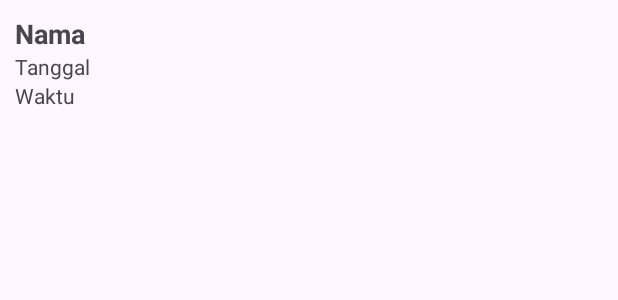
After one commit to zendhoputra/absensi, an Android app: the layout item_riwayat.xml on its own in the app's theme, with its tools: preview values and no code run, on a phone screen of 412 x 824 dp. The commit adds this screen. Shown: the top 300 px of the screen. Run offline under Robolectric (Android 15) with nearby library versions, the phone set to English and light mode, and no system bars; network calls fail.

Commit message:
Fungsi Riwayat

```diff
--- a/app/build.gradle.kts
+++ b/app/build.gradle.kts
@@ -75,4 +75,7 @@ dependencies {
     androidTestImplementation(libs.ui.test.junit4)
     debugImplementation(libs.ui.tooling)
     debugImplementation(libs.ui.test.manifest)
+
+    implementation (libs.volley)
+
 }
--- a/app/src/main/java/com/example/absensi/PresensiActivity.java
+++ b/app/src/main/java/com/example/absensi/PresensiActivity.java
@@ -226,7 +226,7 @@ public class PresensiActivity extends AppCompatActivity {
                 );
 
                 Request request = new Request.Builder()
-                        .url("https://script.google.com/macros/s/AKfycbx4hkHI8m3ftWTofmc0wJoSid90zi01Oh1ehTg3suevl0g9bv8kA7sn_FVYJLkhZCeW6A/exec")
+                        .url("https://script.google.com/macros/s/AKfycbzBQJ2oiPKR6G-G1WhY5isnvb9D_bAtqpza9rApjSXiW3sRcd0wt8ran46u2WaEEZp4rg/exec")
                         .post(body)
                         .build();
 
--- /dev/null
+++ b/app/src/main/res/layout/item_riwayat.xml
@@ -0,0 +1,28 @@
+<?xml version="1.0" encoding="utf-8"?>
+<LinearLayout
+    xmlns:android="http://schemas.android.com/apk/res/android"
+    android:layout_width="match_parent"
+    android:layout_height="wrap_content"
+    android:orientation="vertical"
+    android:padding="10dp">
+
+    <TextView
+        android:id="@+id/txtNama"
+        android:layout_width="wrap_content"
+        android:layout_height="wrap_content"
+        android:text="Nama"
+        android:textSize="18sp"
+        android:textStyle="bold"/>
+
+    <TextView
+        android:id="@+id/txtTanggal"
+        android:layout_width="wrap_content"
+        android:layout_height="wrap_content"
+        android:text="Tanggal" />
+
+    <TextView
+        android:id="@+id/txtWaktu"
+        android:layout_width="wrap_content"
+        android:layout_height="wrap_content"
+        android:text="Waktu" />
+</LinearLayout>
--- a/gradle/libs.versions.toml
+++ b/gradle/libs.versions.toml
@@ -14,6 +14,7 @@ composeBom = "2024.09.00"
 playServicesLocation = "21.3.0"
 firebaseStorage = "21.0.1"
 playServicesCastFramework = "22.0.0"
+volley = "1.2.1"
 
 [libraries]
 junit = { group = "junit", name = "junit", version.ref = "junit" }
@@ -36,6 +37,7 @@ material3 = { group = "androidx.compose.material3", name = "material3" }
 play-services-location = { group = "com.google.android.gms", name = "play-services-location", version.ref = "playServicesLocation" }
 firebase-storage = { group = "com.google.firebase", name = "firebase-storage", version.ref = "firebaseStorage" }
 play-services-cast-framework = { group = "com.google.android.gms", name = "play-services-cast-framework", version.ref = "playServicesCastFramework" }
+volley = { module = "com.android.volley:volley", version.ref = "volley" }
 
 [plugins]
 android-application = { id = "com.android.application", version.ref = "agp" }
```
Also changed, not shown: app/src/main/AndroidManifest.xml (+7 -0 lines), app/src/main/java/com/example/absensi/HomeActivity.java (+44 -8 lines), app/src/main/java/com/example/absensi/RiwayatActivity.java (added, +96 -0 lines), app/src/main/java/com/example/absensi/adapter/RiwayatAdapter.java (added, +55 -0 lines), app/src/main/java/com/example/absensi/model/RiwayatModel.java (added, +25 -0 lines), app/src/main/res/layout/activity_riwayat.xml (added, +23 -0 lines).
